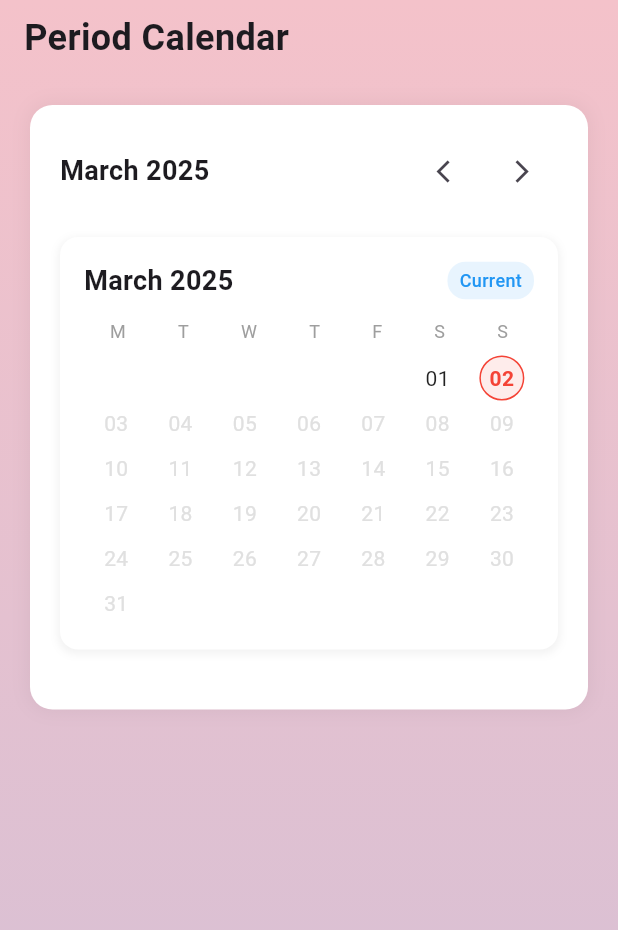
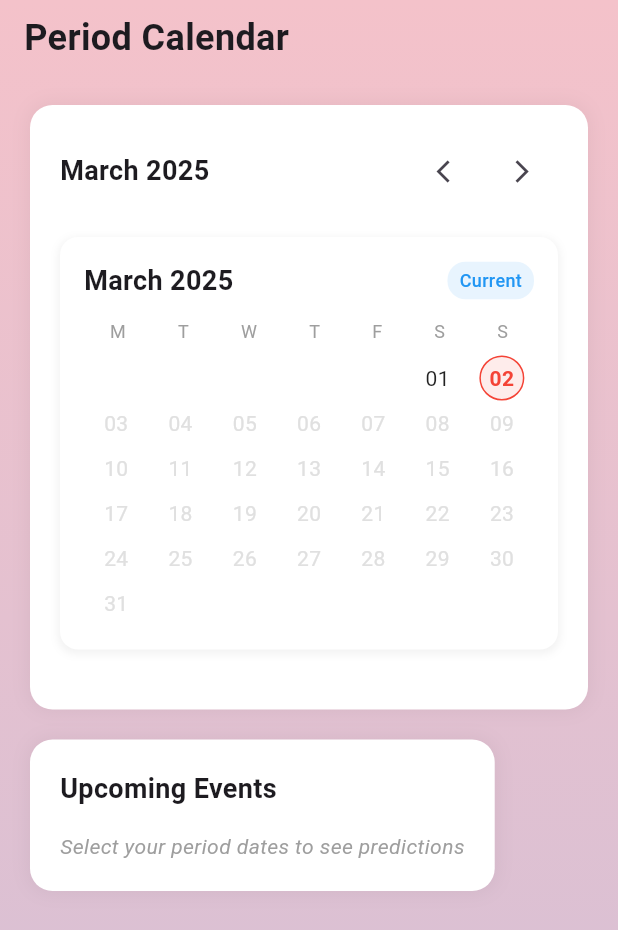
Before and after one commit to sakith71/AuraBloom, a Flutter app: the CalendarPage screen opened directly with empty values, on a phone screen of 412 x 824 dp. Shown: the top 930 px of the screen. Run offline on Flutter 3.47's test engine with Material 3 defaults, Android fonts, the phone set to English and light mode, and no system bars; our stand-ins replace cloud_firestore, firebase_auth, firebase_core, firebase_storage, image_picker; accounts and stored records are empty; network calls fail.

Commit message:
Add UpcomingEvents widget to predict next period window
Implemented the UpcomingEvents widget to display menstrual cycle predictions based on selected period dates. The widget calculates and shows the next period date, using a standard 28-day cycle. It utilises CalendarUtils for date calculations and displays the results using the EventItem component.

```diff
--- a/frontend/lib/screens/calender-page.dart
+++ b/frontend/lib/screens/calender-page.dart
@@ -1,14 +1,11 @@
 import 'package:flutter/material.dart';
-import '../widgets/calendar-card.dart';
+import '../widgets/calendar-widgets/calendar-card.dart';
+import '../widgets/calendar-widgets/upcoming-events.dart';
 
 class CalendarPage extends StatefulWidget {
   final String? selectedDate;
   final Set<String> selectedDates; // Add this line
-  const CalendarPage({
-    super.key,
-    this.selectedDate,
-    required this.selectedDates,
-  });
+  const CalendarPage({super.key, this.selectedDate, required this.selectedDates});
   @override
   State<CalendarPage> createState() => _CalendarPageState();
 }
@@ -70,10 +67,7 @@ class _CalendarPageState extends State<CalendarPage> {
             crossAxisAlignment: CrossAxisAlignment.start,
             children: [
               Padding(
-                padding: const EdgeInsets.symmetric(
-                  horizontal: 16.0,
-                  vertical: 8.0,
-                ),
+                padding: const EdgeInsets.symmetric(horizontal: 16.0, vertical: 8.0),
                 child: Text(
                   'Period Calendar',
                   style: const TextStyle(
@@ -95,6 +89,8 @@ class _CalendarPageState extends State<CalendarPage> {
                         onDateSelected: onDateSelected,
                         onNavigateMonth: navigateMonth,
                       ),
+                      const SizedBox(height: 20),
+                      UpcomingEvents(selectedDates: selectedDates),
                     ],
                   ),
                 ),
--- /dev/null
+++ b/frontend/lib/widgets/calendar-widgets/upcoming-events.dart
@@ -0,0 +1,98 @@
+import 'package:flutter/material.dart';
+import '/utils/calendar.dart';
+import 'event-item.dart';
+
+class UpcomingEvents extends StatelessWidget {
+  final Set<String> selectedDates;
+
+  const UpcomingEvents({
+    super.key,
+    required this.selectedDates,
+  });
+
+  @override
+  Widget build(BuildContext context) {
+    // Calculate next period date assuming 28-day cycle from the last selected date
+    String nextPeriodDate = '';
+
+    if (selectedDates.isNotEmpty) {
+      // Get the most recent date from selected dates
+      final sortedDates = selectedDates.toList()
+        ..sort((a, b) {
+          final aParts = a.split('-');
+          final bParts = b.split('-');
+
+          // Compare years
+          final aYear = int.parse(aParts[2]);
+          final bYear = int.parse(bParts[2]);
+          if (aYear != bYear) return aYear.compareTo(bYear);
+
+          // Compare months
+          final aMonthIndex = CalendarUtils.months.indexOf(aParts[0]);
+          final bMonthIndex = CalendarUtils.months.indexOf(bParts[0]);
+          if (aMonthIndex != bMonthIndex) return aMonthIndex.compareTo(bMonthIndex);
+
+          // Compare days
+          final aDay = int.parse(aParts[1]);
+          final bDay = int.parse(bParts[1]);
+          return aDay.compareTo(bDay);
+        });
+
+      final lastPeriodDateKey = sortedDates.last;
+      final parts = lastPeriodDateKey.split('-');
+      final month = parts[0];
+      final day = parts[1];
+      final year = parts[2];
+
+      // Convert to DateTime
+      final standardDate = CalendarUtils.formatToStandardDate(month, day, year);
+      final lastPeriodDate = DateTime.parse(standardDate);
+
+      // Calculate next period (28 days after last period)
+      final nextPeriod = CalendarUtils.calculateNextPeriod(lastPeriodDate);
+      nextPeriodDate = CalendarUtils.formatDateForDisplay(nextPeriod);
+
+    }
+
+    return Container(
+      padding: const EdgeInsets.all(20),
+      decoration: BoxDecoration(
+        color: Colors.white,
+        borderRadius: BorderRadius.circular(15),
+        boxShadow: [
+          BoxShadow(
+            color: Colors.black.withOpacity(0.05),
+            blurRadius: 10,
+            spreadRadius: 1,
+          ),
+        ],
+      ),
+      child: Column(
+        crossAxisAlignment: CrossAxisAlignment.start,
+        children: [
+          const Text(
+            'Upcoming Events',
+            style: TextStyle(
+              fontSize: 18,
+              fontWeight: FontWeight.bold,
+            ),
+          ),
+          const SizedBox(height: 15),
+          selectedDates.isEmpty
+              ? const Text('Select your period dates to see predictions',
+                  style: TextStyle(color: Colors.grey, fontStyle: FontStyle.italic))
+              : Column(
+                  children: [
+                    EventItem(
+                      title: 'Next Period',
+                      date: nextPeriodDate,
+                      icon: Icons.calendar_today,
+                      color: Colors.pink,
+                    ),
+                  ],
+                ),
+        ],
+      ),
+    );
+  }
+}
```
Also changed, not shown: frontend/lib/widgets/calendar-widgets/event-item.dart (added, +55 -0 lines), frontend/lib/widgets/calendar-widgets/calendar-card.dart (line endings or trailing spaces).
